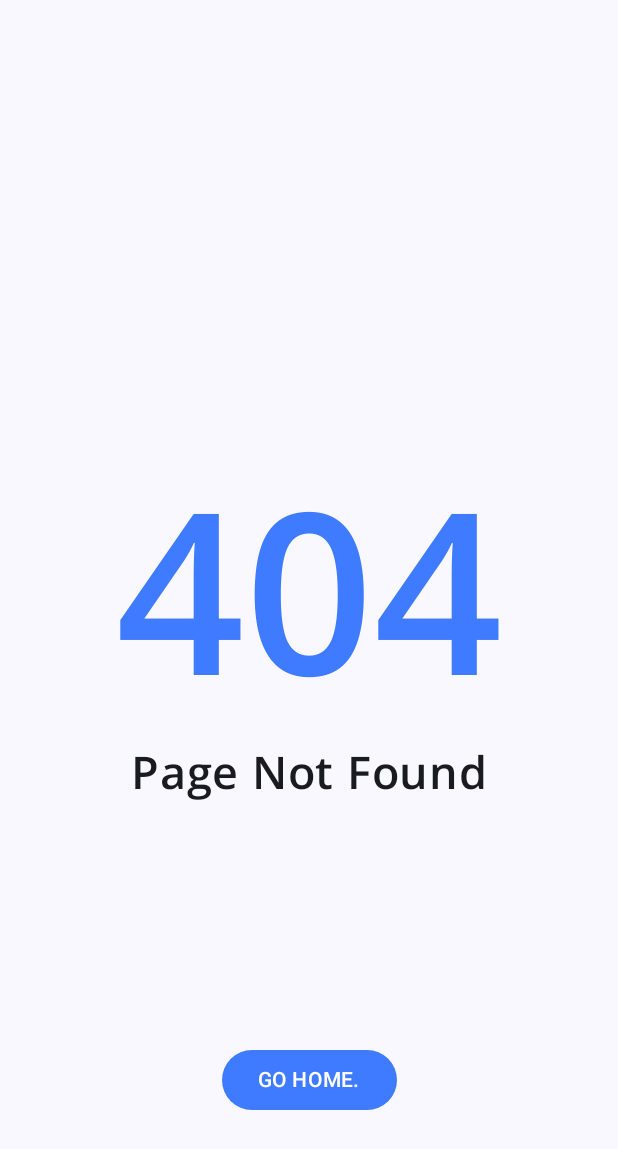
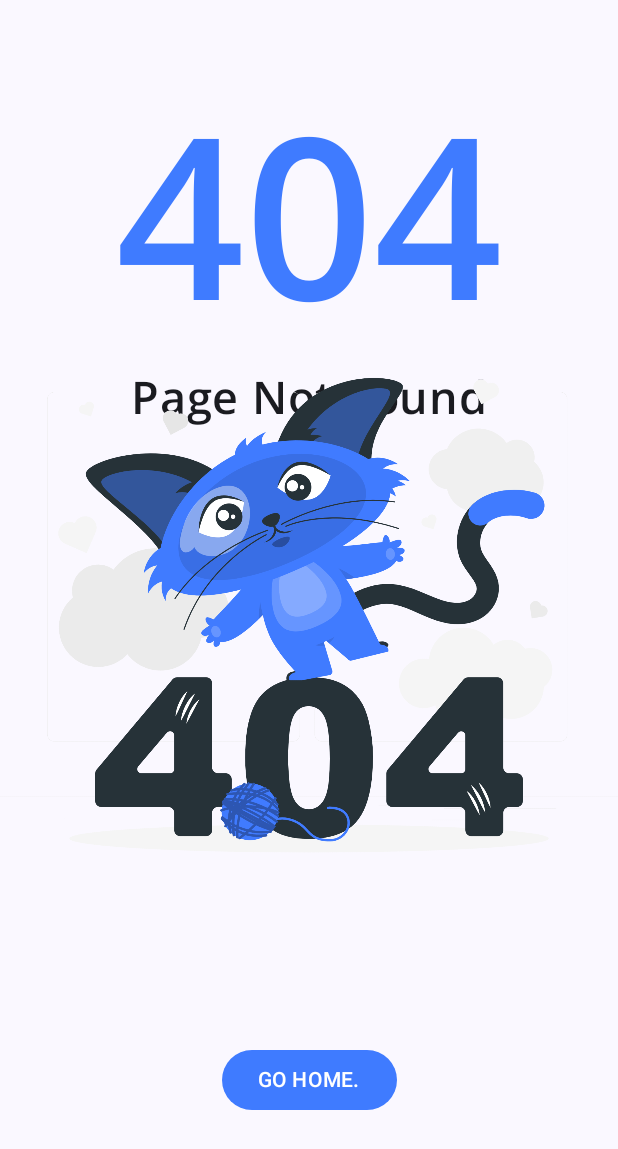
Before and after one commit to jeanluckawel/404, an Android app built with Jetpack Compose: the screen it shows after launch (MainActivity), on a phone screen of 412 x 824 dp. Shown: the top 1149 px of the screen. Run offline under Robolectric (Android 15) with nearby library versions, the phone set to English and light mode, and no system bars.

```diff
--- a/app/src/main/java/com/example/error404/MainActivity.kt
+++ b/app/src/main/java/com/example/error404/MainActivity.kt
@@ -1,7 +1,6 @@
 package com.example.error404
 
 import android.os.Bundle
-import android.os.Message
 import androidx.activity.ComponentActivity
 import androidx.activity.compose.setContent
 import androidx.compose.foundation.Image
@@ -25,7 +24,6 @@ import androidx.compose.ui.tooling.preview.Preview
 import androidx.compose.ui.unit.dp
 import androidx.compose.ui.unit.sp
 import com.example.error404.ui.theme.Error404Theme
-import java.lang.Error
 
 class MainActivity : ComponentActivity() {
     override fun onCreate(savedInstanceState: Bundle?) {
@@ -57,14 +55,19 @@ fun errorMessage(error: String, message: String, modifier: Modifier = Modifier){
             style = MaterialTheme.typography.bodyLarge,
             color = Color (63,123,255)
 
+
+
         )
         Text(
             text = message,
             fontSize = 30.sp,
-            style = MaterialTheme.typography.bodyLarge
+            style = MaterialTheme.typography.bodyLarge ,
+            modifier = Modifier.padding(bottom = 500.dp)
+
         )
     }
     Errobutton()
+    ErrorImage()
 }
 
 @Composable
@@ -83,7 +86,18 @@ fun Errobutton(){
         }
     }
 }
-
+@Composable
+fun ErrorImage(){
+    val img = painterResource(R.drawable.rr)
+    Column(modifier = Modifier.fillMaxSize().padding(top = 20.dp),
+        verticalArrangement = Arrangement.Center,
+        horizontalAlignment = Alignment.CenterHorizontally
+    ) {
+        Box(modifier = Modifier){
+            Image(painter = img, contentDescription = null )
+        }
+    }
+}
 @Preview(showBackground = true)
 @Composable
 fun GreetingPreview() {
```
Also changed, not shown: app/src/main/res/drawable/hospital_wheelchair_rafiki.png (added), app/src/main/res/drawable/rr.png (added), app/src/main/res/drawable/slipping_with_a_banana_rafiki.png (added).
